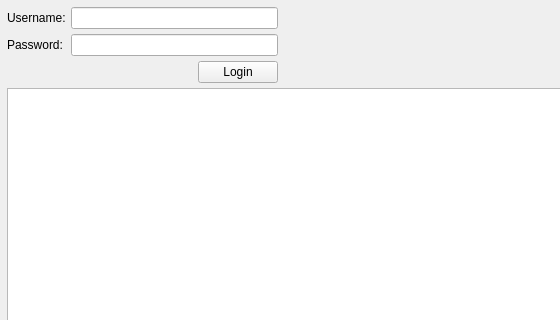
Old version of the form src/UI/MangaUpdatesPage/MangaUpdatesPage.ui in the repository NikolaRoev/Tracker; both pictures show x 0 to 560 and y 0 to 320 of the 913 by 571 pixel window.
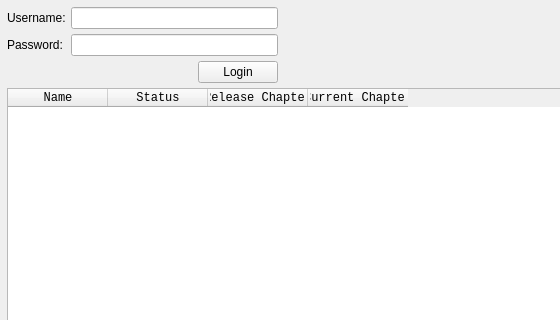
New version of the form.

Commit message: Added validation for MangaUpdatesPage token.

```diff
--- a/src/UI/MangaUpdatesPage/MangaUpdatesPage.ui
+++ b/src/UI/MangaUpdatesPage/MangaUpdatesPage.ui
@@ -231,7 +231,57 @@
     </layout>
    </item>
    <item>
-    <widget class="QTableWidget" name="tableWidget"/>
+    <widget class="QTableWidget" name="tableWidget">
+     <property name="font">
+      <font>
+       <family>Consolas</family>
+      </font>
+     </property>
+     <property name="focusPolicy">
+      <enum>Qt::NoFocus</enum>
+     </property>
+     <property name="editTriggers">
+      <set>QAbstractItemView::NoEditTriggers</set>
+     </property>
+     <property name="alternatingRowColors">
+      <bool>true</bool>
+     </property>
+     <property name="selectionMode">
+      <enum>QAbstractItemView::SingleSelection</enum>
+     </property>
+     <property name="selectionBehavior">
+      <enum>QAbstractItemView::SelectRows</enum>
+     </property>
+     <property name="showGrid">
+      <bool>false</bool>
+     </property>
+     <attribute name="horizontalHeaderHighlightSections">
+      <bool>false</bool>
+     </attribute>
+     <attribute name="verticalHeaderHighlightSections">
+      <bool>false</bool>
+     </attribute>
+     <column>
+      <property name="text">
+       <string>Name</string>
+      </property>
+     </column>
+     <column>
+      <property name="text">
+       <string>Status</string>
+      </property>
+     </column>
+     <column>
+      <property name="text">
+       <string>Release Chapter</string>
+      </property>
+     </column>
+     <column>
+      <property name="text">
+       <string>Current Chapter</string>
+      </property>
+     </column>
+    </widget>
    </item>
   </layout>
  </widget>
```
The commit also changes 6 other files.
